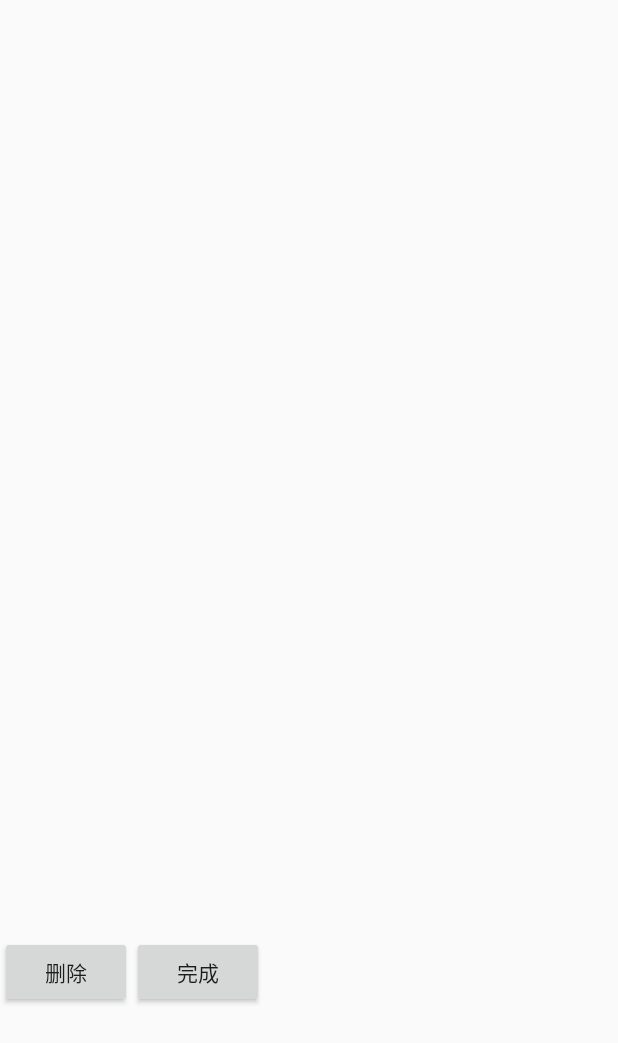
After one commit to GuchaoGit/mytest, an Android app: the TestSignName screen opened directly, with no data from a screen before it, on a phone screen of 412 x 824 dp. The commit adds this screen. Shown: the top 1043 px of the screen. Run offline under Robolectric (Android 15) with nearby library versions, the phone set to English and light mode, and no system bars; libraries missing offline, so code that uses them is left out: com.blankj.utilcode.

Commit message:
自定义签名控件

```diff
--- a/app/src/main/AndroidManifest.xml
+++ b/app/src/main/AndroidManifest.xml
@@ -93,6 +93,9 @@
             android:name="com.example.hardcattle.myapplication.TestBaiDuMap"
             android:screenOrientation="portrait" />
         <activity
+            android:name="com.example.hardcattle.myapplication.TestSignName"
+            android:screenOrientation="portrait" />
+        <activity
             android:name="com.example.hardcattle.myapplication.NFCTest"
             android:screenOrientation="portrait">
             <intent-filter>
--- /dev/null
+++ b/app/src/main/java/com/example/hardcattle/myapplication/TestSignName.java
@@ -0,0 +1,51 @@
+package com.example.hardcattle.myapplication;
+
+import android.os.Bundle;
+import android.support.annotation.Nullable;
+import android.support.v7.app.AppCompatActivity;
+import android.view.View;
+import android.widget.ImageView;
+
+import com.blankj.utilcode.util.ToastUtils;
+import com.example.hardcattle.widget.SignNameView;
+
+import java.io.IOException;
+
+/**
+ * Created by guc on 2018/11/2.
+ * 描述：签名
+ */
+public class TestSignName extends AppCompatActivity {
+    private SignNameView mSignNameView;
+    private ImageView mIvPreview;
+
+    @Override
+    protected void onCreate(@Nullable Bundle savedInstanceState) {
+        super.onCreate(savedInstanceState);
+        setContentView(R.layout.aty_sign_name_test);
+        mSignNameView = findViewById(R.id.snv);
+        mIvPreview = findViewById(R.id.iv_preview);
+    }
+
+    public void onBtnClicked(View view) {
+        switch (view.getId()) {
+            case R.id.btn_delete:
+                mSignNameView.clearAll();
+                break;
+            case R.id.btn_finish:
+                if (mSignNameView.hasSign()) {
+                    mIvPreview.setImageBitmap(mSignNameView.getBitMap());
+                    try {
+                        mSignNameView.save("/sdcard/guc/qm.png");
+                        finish();
+                        ToastUtils.showShort("保存成功");
+                    } catch (IOException e) {
+                        e.printStackTrace();
+                    }
+                } else {
+                    ToastUtils.showShort("你尚未签名");
+                }
+                break;
+        }
+    }
+}
--- /dev/null
+++ b/app/src/main/java/com/example/hardcattle/widget/SignNameView.java
@@ -0,0 +1,211 @@
+package com.example.hardcattle.widget;
+
+import android.content.Context;
+import android.content.res.TypedArray;
+import android.graphics.Bitmap;
+import android.graphics.Canvas;
+import android.graphics.Color;
+import android.graphics.Paint;
+import android.graphics.Path;
+import android.graphics.PorterDuff;
+import android.support.annotation.Nullable;
+import android.util.AttributeSet;
+import android.view.MotionEvent;
+import android.view.View;
+
+import com.example.hardcattle.myapplication.R;
+
+import java.io.File;
+import java.io.FileOutputStream;
+import java.io.IOException;
+
+/**
+ * Created by guc on 2018/11/2.
+ * 描述：
+ */
+public class SignNameView extends View {
+
+    private Context mCxt;
+    private Paint mPaint;
+    private Path mPath;
+    /**
+     * 签名画笔
+     */
+    private Canvas cacheCanvas;
+    /**
+     * 签名画布
+     */
+    private Bitmap cachebBitmap;
+    private int mBackColor;
+    private int mLineColor;
+    private int mLineWidth;
+    private boolean hasSign = false;
+
+    public SignNameView(Context context) {
+        super(context);
+        mCxt = context;
+        init();
+    }
+
+    public SignNameView(Context context, @Nullable AttributeSet attrs) {
+        this(context, attrs, 0);
+    }
+
+    public SignNameView(Context context, @Nullable AttributeSet attrs, int defStyleAttr) {
+        super(context, attrs, defStyleAttr);
+        mCxt = context;
+        initAttrs(attrs, defStyleAttr);
+        init();
+    }
+
+    private void initAttrs(AttributeSet attrs, int defStyleAttr) {
+        TypedArray array = mCxt.getTheme().obtainStyledAttributes(
+                attrs, R.styleable.SignNameView, defStyleAttr, 0);
+        mLineWidth = array.getDimensionPixelSize(R.styleable.SignNameView_lineWith, dp2px(1));
+        mBackColor = array.getColor(R.styleable.SignNameView_backColor, Color.WHITE);
+        mLineColor = array.getColor(R.styleable.SignNameView_lineColor, Color.BLACK);
+        array.recycle();
+    }
+
+    private void init() {
+        mPaint = new Paint();
+        mPaint.setColor(mLineColor);
+        mPaint.setStrokeWidth(mLineWidth);
+        mPaint.setAntiAlias(true);
+        mPaint.setStyle(Paint.Style.STROKE);
+        mPath = new Path();
+    }
+
+    @Override
+    protected void onSizeChanged(int w, int h, int oldw, int oldh) {
+        super.onSizeChanged(w, h, oldw, oldh);
+        //创建跟view一样大的bitmap，用来保存签名
+        cachebBitmap = Bitmap.createBitmap(getWidth(), getHeight(), Bitmap.Config.ARGB_8888);
+        cacheCanvas = new Canvas(cachebBitmap);
+        cacheCanvas.drawColor(mBackColor);
+    }
+
+    @Override
+    protected void onDraw(Canvas canvas) {
+        super.onDraw(canvas);
+        canvas.drawPath(mPath, mPaint);
+    }
+
+    @Override
+    public boolean onTouchEvent(MotionEvent event) {
+        switch (event.getAction()) {
+            case MotionEvent.ACTION_DOWN:
+                touchDown(event);
+                break;
+            case MotionEvent.ACTION_MOVE:
+                touchMove(event);
+                break;
+            case MotionEvent.ACTION_UP:
+                hasSign = true;
+                //将路径画到bitmap中，即一次笔画完成才去更新bitmap，而手势轨迹是实时显示在画板上的。
+                cacheCanvas.drawPath(mPath, mPaint);
+                break;
+        }
+        // 更新绘制
+        invalidate();
+        return true;
+    }
+
+
+    // 手指点下屏幕时调用
+    private void touchDown(MotionEvent event) {
+        // 重置绘制路线
+        float x = event.getX();
+        float y = event.getY();
+        // mPath绘制的绘制起点
+        mPath.moveTo(x, y);
+    }
+
+    /**
+     * 手指移动
+     *
+     * @param event
+     */
+    private void touchMove(MotionEvent event) {
+        float x = event.getX();
+        float y = event.getY();
+        mPath.lineTo(x, y);
+
+    }
+
+    /**
+     * 清除所有
+     */
+    public void clearAll() {
+        mPath.reset();
+        hasSign = false;
+        if (cacheCanvas != null) {
+            cacheCanvas.drawColor(mBackColor, PorterDuff.Mode.CLEAR);
+        }
+        invalidate();
+    }
+
+    /**
+     * 清除上一条线
+     */
+    public void clearLastLine() {
+    }
+
+    /**
+     * 获取画板的bitmap
+     *
+     * @return
+     */
+    public Bitmap getBitMap() {
+        return cachebBitmap;
+    }
+
+    /**
+     * 保存画板
+     *
+     * @param path 保存到路径
+     */
+    public void save(String path) throws IOException {
+        save(path, false, 0);
+    }
+
+    public boolean hasSign() {
+        return hasSign;
+    }
+
+    /**
+     * 保存画板
+     *
+     * @param path       保存到路径
+     * @param clearBlank 是否清除边缘空白区域
+     * @param blank      要保留的边缘空白距离
+     */
+    private void save(String path, boolean clearBlank, int blank) throws IOException {
+        Bitmap bitmap = cachebBitmap;
+        File file = new File(path);
+        if (!file.exists()) {
+            file.getParentFile().mkdirs();
+            file.createNewFile();
+        }
+        FileOutputStream fos = new FileOutputStream(file);
+        bitmap.compress(Bitmap.CompressFormat.JPEG, 80, fos);
+        fos.flush();
+        fos.close();
+    }
+
+    /**
+     * convert px to its equivalent dp
+     * <p>
+     * 将px转换为与之相等的dp
+     */
+    private int px2dp(float pxValue) {
+        final float scale = getResources().getDisplayMetrics().density;
+        return (int) (pxValue / scale + 0.5f);
+    }
+
+    private int dp2px(float dipValue) {
+        final float scale = getResources().getDisplayMetrics().density;
+        return (int) (dipValue * scale + 0.5f);
+    }
+
+}
--- /dev/null
+++ b/app/src/main/res/layout/aty_sign_name_test.xml
@@ -0,0 +1,43 @@
+<?xml version="1.0" encoding="utf-8"?>
+<RelativeLayout xmlns:android="http://schemas.android.com/apk/res/android"
+    xmlns:app="http://schemas.android.com/apk/res-auto"
+    android:layout_width="match_parent"
+    android:layout_height="match_parent">
+
+    <com.example.hardcattle.widget.SignNameView
+        android:id="@+id/snv"
+        android:layout_width="match_parent"
+        android:layout_height="match_parent"
+        android:layout_above="@+id/ll_bottom"
+        app:lineColor="#ff0099"
+        app:lineWith="@dimen/dimen_3dp" />
+
+    <LinearLayout
+        android:id="@+id/ll_bottom"
+        android:layout_width="match_parent"
+        android:layout_height="wrap_content"
+        android:layout_alignParentBottom="true"
+        android:orientation="horizontal">
+
+        <Button
+            android:id="@+id/btn_delete"
+            android:layout_width="wrap_content"
+            android:layout_height="wrap_content"
+            android:onClick="onBtnClicked"
+            android:text="删除" />
+
+        <Button
+            android:id="@+id/btn_finish"
+            android:layout_width="wrap_content"
+            android:layout_height="wrap_content"
+            android:onClick="onBtnClicked"
+            android:text="完成" />
+
+        <ImageView
+            android:id="@+id/iv_preview"
+            android:layout_width="match_parent"
+            android:layout_height="200dp" />
+    </LinearLayout>
+
+
+</RelativeLayout>
--- a/app/src/main/res/values/attrs.xml
+++ b/app/src/main/res/values/attrs.xml
@@ -29,4 +29,10 @@
         <enum name="circle" value="0" />
         <enum name="round" value="1" />
     </attr>
+
+    <declare-styleable name="SignNameView">
+        <attr name="lineWith" format="dimension" />
+        <attr name="backColor" format="dimension" />
+        <attr name="lineColor" format="dimension|color" />
+    </declare-styleable>
 </resources>
```
Also changed, not shown: app/src/main/java/com/example/hardcattle/myapplication/MainActivity.java (+7 -1 lines), app/src/main/res/layout/activity_main.xml (+7 -0 lines).
